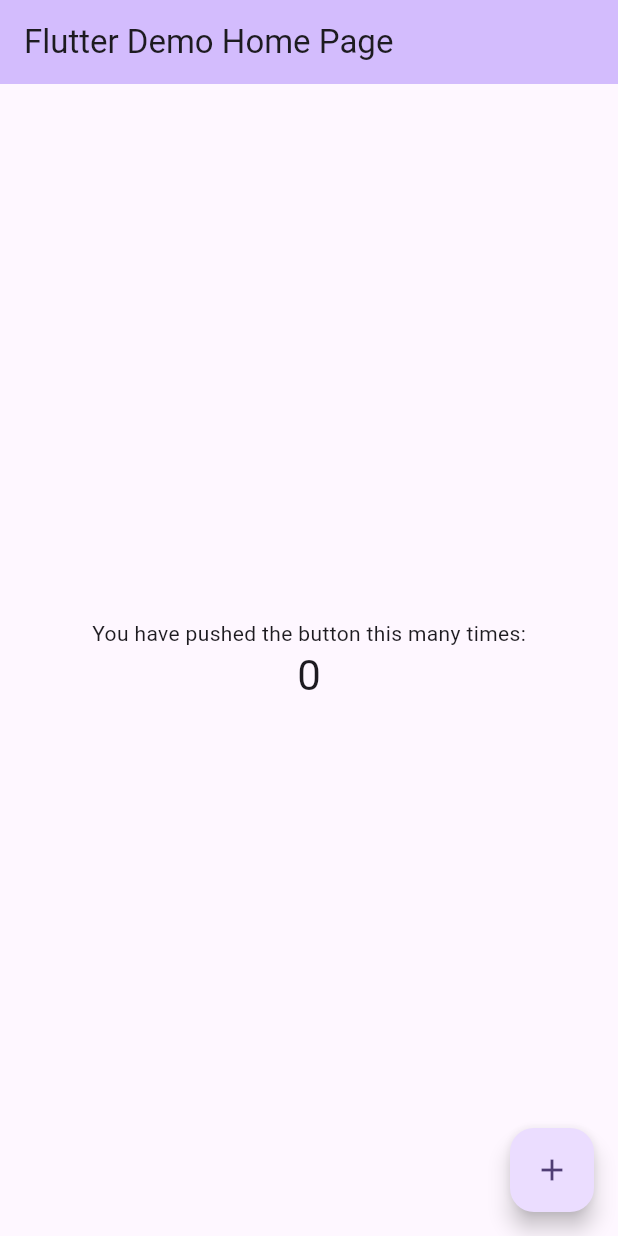
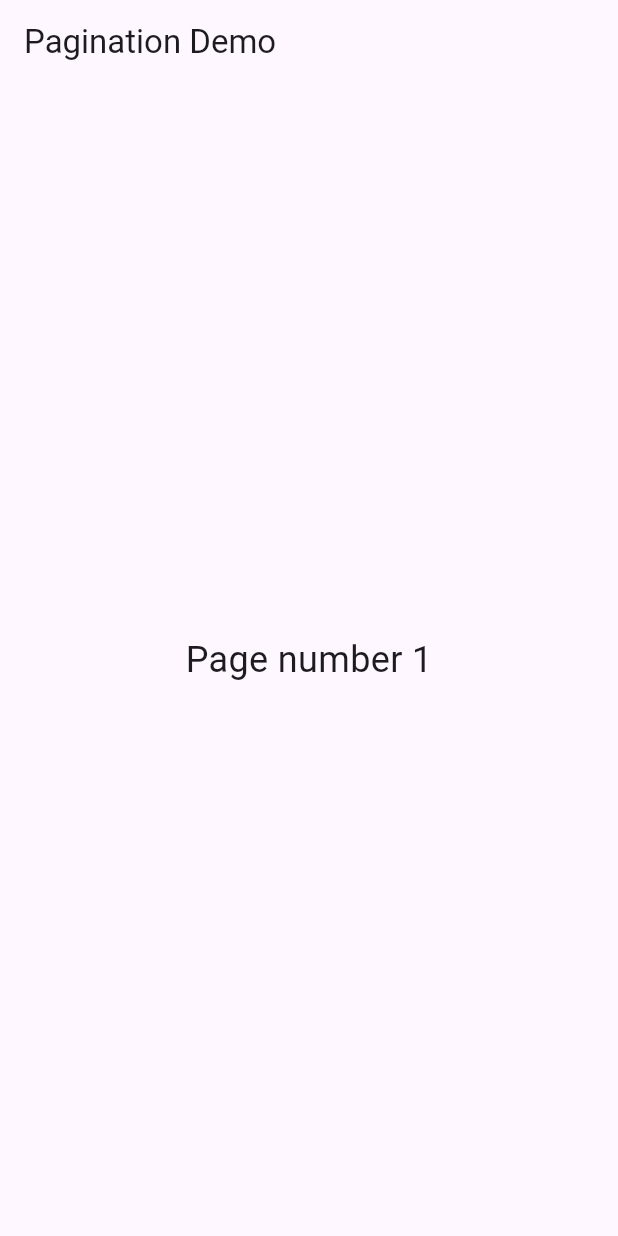
Before and after one commit to rowanclarke/sola, a Flutter app: the screen it shows after launch, on a phone screen of 412 x 824 dp. Run offline on Flutter 3.47's test engine with Material 3 defaults, Android fonts, the phone set to English and light mode, and no system bars.

Commit message:
Added Pagination Demo

```diff
--- /dev/null
+++ b/lib/data/repositories/page_repository.dart
@@ -0,0 +1,12 @@
+import '../../domain/models/page_model.dart';
+import '../services/page_service.dart';
+
+class PageRepository {
+  final PageService service;
+  PageRepository(this.service);
+
+  Future<List<PageModel>> getPages() async {
+    final apiModels = await service.fetchPages();
+    return apiModels.map((a) => a.toDomain()).toList();
+  }
+}
--- /dev/null
+++ b/lib/data/services/page_service.dart
@@ -0,0 +1,12 @@
+import 'dart:async';
+import '../model/page_api_model.dart';
+
+class PageService {
+  Future<List<PageApiModel>> fetchPages() async {
+    await Future.delayed(Duration(seconds: 1)); // simulate fetch
+    return List.generate(
+      5,
+      (i) => PageApiModel(id: i + 1, content: 'Page number ${i + 1}'),
+    );
+  }
+}
--- /dev/null
+++ b/lib/domain/models/page_model.dart
@@ -0,0 +1,6 @@
+class PageModel {
+  final int id;
+  final String text;
+
+  PageModel({required this.id, required this.text});
+}
--- a/lib/main.dart
+++ b/lib/main.dart
@@ -1,122 +1,29 @@
 import 'package:flutter/material.dart';
+import 'package:provider/provider.dart';
+import 'ui/pagination/view_model/pagination_view_model.dart';
+import 'data/services/page_service.dart';
+import 'data/repositories/page_repository.dart';
+import 'ui/pagination/widgets/pagination_screen.dart';
 
 void main() {
-  runApp(const MyApp());
+  final service = PageService();
+  final repository = PageRepository(service);
+  runApp(MyApp(repository: repository));
 }
 
 class MyApp extends StatelessWidget {
-  const MyApp({super.key});
+  final PageRepository repository;
+  const MyApp({required this.repository, super.key});
 
-  // This widget is the root of your application.
   @override
   Widget build(BuildContext context) {
-    return MaterialApp(
-      title: 'Flutter Demo',
-      theme: ThemeData(
-        // This is the theme of your application.
-        //
-        // TRY THIS: Try running your application with "flutter run". You'll see
-        // the application has a purple toolbar. Then, without quitting the app,
-        // try changing the seedColor in the colorScheme below to Colors.green
-        // and then invoke "hot reload" (save your changes or press the "hot
-        // reload" button in a Flutter-supported IDE, or press "r" if you used
-        // the command line to start the app).
-        //
-        // Notice that the counter didn't reset back to zero; the application
-        // state is not lost during the reload. To reset the state, use hot
-        // restart instead.
-        //
-        // This works for code too, not just values: Most code changes can be
-        // tested with just a hot reload.
-        colorScheme: ColorScheme.fromSeed(seedColor: Colors.deepPurple),
-      ),
-      home: const MyHomePage(title: 'Flutter Demo Home Page'),
+    return MultiProvider(
+      providers: [
+        ChangeNotifierProvider(
+          create: (_) => PaginationViewModel(repository: repository),
+        ),
+      ],
+      child: MaterialApp(home: PaginationScreen()),
     );
   }
 }
-
-class MyHomePage extends StatefulWidget {
-  const MyHomePage({super.key, required this.title});
-
-  // This widget is the home page of your application. It is stateful, meaning
-  // that it has a State object (defined below) that contains fields that affect
-  // how it looks.
-
-  // This class is the configuration for the state. It holds the values (in this
-  // case the title) provided by the parent (in this case the App widget) and
-  // used by the build method of the State. Fields in a Widget subclass are
-  // always marked "final".
-
-  final String title;
-
-  @override
-  State<MyHomePage> createState() => _MyHomePageState();
-}
-
-class _MyHomePageState extends State<MyHomePage> {
-  int _counter = 0;
-
-  void _incrementCounter() {
-    setState(() {
-      // This call to setState tells the Flutter framework that something has
-      // changed in this State, which causes it to rerun the build method below
-      // so that the display can reflect the updated values. If we changed
-      // _counter without calling setState(), then the build method would not be
-      // called again, and so nothing would appear to happen.
-      _counter++;
-    });
-  }
-
-  @override
-  Widget build(BuildContext context) {
-    // This method is rerun every time setState is called, for instance as done
-    // by the _incrementCounter method above.
-    //
-    // The Flutter framework has been optimized to make rerunning build methods
-    // fast, so that you can just rebuild anything that needs updating rather
-    // than having to individually change instances of widgets.
-    return Scaffold(
-      appBar: AppBar(
-        // TRY THIS: Try changing the color here to a specific color (to
-        // Colors.amber, perhaps?) and trigger a hot reload to see the AppBar
-        // change color while the other colors stay the same.
-        backgroundColor: Theme.of(context).colorScheme.inversePrimary,
-        // Here we take the value from the MyHomePage object that was created by
-        // the App.build method, and use it to set our appbar title.
-        title: Text(widget.title),
-      ),
-      body: Center(
-        // Center is a layout widget. It takes a single child and positions it
-        // in the middle of the parent.
-        child: Column(
-          // Column is also a layout widget. It takes a list of children and
-          // arranges them vertically. By default, it sizes itself to fit its
-          // children horizontally, and tries to be as tall as its parent.
-          //
-          // Column has various properties to control how it sizes itself and
-          // how it positions its children. Here we use mainAxisAlignment to
-          // center the children vertically; the main axis here is the vertical
-          // axis because Columns are vertical (the cross axis would be
-          // horizontal).
-          //
-          // TRY THIS: Invoke "debug painting" (choose the "Toggle Debug Paint"
-          // action in the IDE, or press "p" in the console), to see the
-          // wireframe for each widget.
-          mainAxisAlignment: MainAxisAlignment.center,
-          children: <Widget>[
-            const Text('You have pushed the button this many times:'),
-            Text(
-              '$_counter',
-              style: Theme.of(context).textTheme.headlineMedium,
-            ),
-          ],
-        ),
-      ),
-      floatingActionButton: FloatingActionButton(
-        onPressed: _incrementCounter,
-        tooltip: 'Increment',
-        child: const Icon(Icons.add),
-      ), // This trailing comma makes auto-formatting nicer for build methods.
-    );
-  }
-}
--- /dev/null
+++ b/lib/ui/pagination/view_model/pagination_view_model.dart
@@ -0,0 +1,33 @@
+import 'package:flutter/material.dart';
+import '../../../domain/models/page_model.dart';
+import '../../../data/repositories/page_repository.dart';
+
+class PaginationViewModel extends ChangeNotifier {
+  final PageRepository repository;
+  List<PageModel> _pages = [];
+  bool _isLoading = false;
+  int _currentIndex = 0;
+
+  PaginationViewModel({required this.repository});
+
+  List<PageModel> get pages => _pages;
+  bool get isLoading => _isLoading;
+  int get currentIndex => _currentIndex;
+
+  Future<void> loadPages() async {
+    _isLoading = true;
+    notifyListeners();
+
+    _pages = await repository.getPages();
+
+    _isLoading = false;
+    notifyListeners();
+  }
+
+  void setPage(int index) {
+    if (index >= 0 && index < _pages.length) {
+      _currentIndex = index;
+      notifyListeners();
+    }
+  }
+}
--- /dev/null
+++ b/lib/ui/pagination/widgets/page_view_widget.dart
@@ -0,0 +1,18 @@
+import 'package:flutter/material.dart';
+
+class PageViewWidget extends StatelessWidget {
+  final bool isLoading;
+  final String? text;
+
+  const PageViewWidget({required this.isLoading, this.text, super.key});
+
+  @override
+  Widget build(BuildContext context) {
+    if (isLoading) {
+      return Center(child: CircularProgressIndicator());
+    }
+    return Center(
+      child: Text(text ?? 'No content', style: TextStyle(fontSize: 24)),
+    );
+  }
+}
--- /dev/null
+++ b/lib/ui/pagination/widgets/pagination_screen.dart
@@ -0,0 +1,56 @@
+import 'package:flutter/material.dart';
+import 'package:provider/provider.dart';
+import '../view_model/pagination_view_model.dart';
+import 'page_view_widget.dart';
+
+class PaginationScreen extends StatefulWidget {
+  @override
+  PaginationScreenState createState() => PaginationScreenState();
+}
+
+class PaginationScreenState extends State<PaginationScreen> {
+  late PageController _controller;
+
+  @override
+  void initState() {
+    super.initState();
+    final vm = context.read<PaginationViewModel>();
+    vm.loadPages();
+    _controller = PageController(initialPage: vm.currentIndex);
+    _controller.addListener(_handleSwipe);
+  }
+
+  void _handleSwipe() {
+    final vm = context.read<PaginationViewModel>();
+    final page = _controller.page?.round() ?? vm.currentIndex;
+    if (page != vm.currentIndex) {
+      vm.setPage(page);
+    }
+  }
+
+  @override
+  void dispose() {
+    _controller.removeListener(_handleSwipe);
+    _controller.dispose();
+    super.dispose();
+  }
+
+  @override
+  Widget build(BuildContext context) {
+    return Consumer<PaginationViewModel>(
+      builder: (context, vm, _) {
+        return Scaffold(
+          appBar: AppBar(title: Text('Pagination Demo')),
+          body: PageView.builder(
+            controller: _controller,
+            itemCount: vm.pages.length,
+            itemBuilder: (context, index) {
+              final model = vm.pages[index];
+              return PageViewWidget(isLoading: vm.isLoading, text: model.text);
+            },
+          ),
+        );
+      },
+    );
+  }
+}
--- a/pubspec.yaml
+++ b/pubspec.yaml
@@ -30,6 +30,7 @@ environment:
 dependencies:
   flutter:
     sdk: flutter
+  provider: ^6.1.5
 
   # The following adds the Cupertino Icons font to your application.
   # Use with the CupertinoIcons class for iOS style icons.
```
Also changed, not shown: lib/data/model/page_api_model.dart (added, +10 -0 lines), pubspec.lock, 2 other files.
